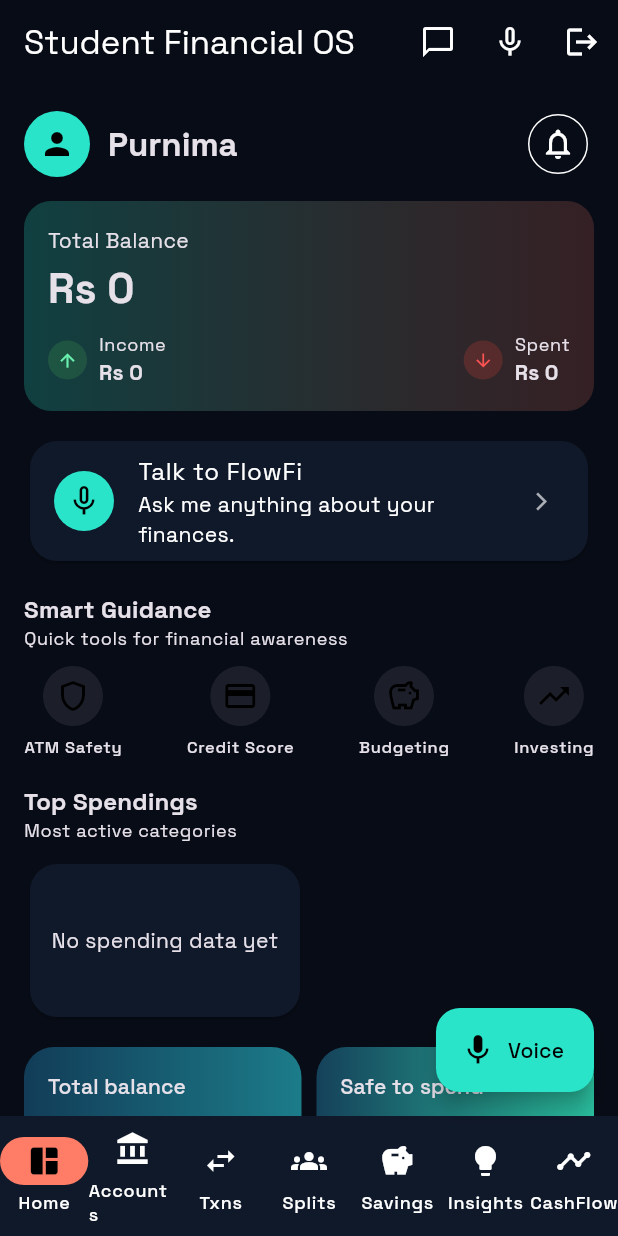
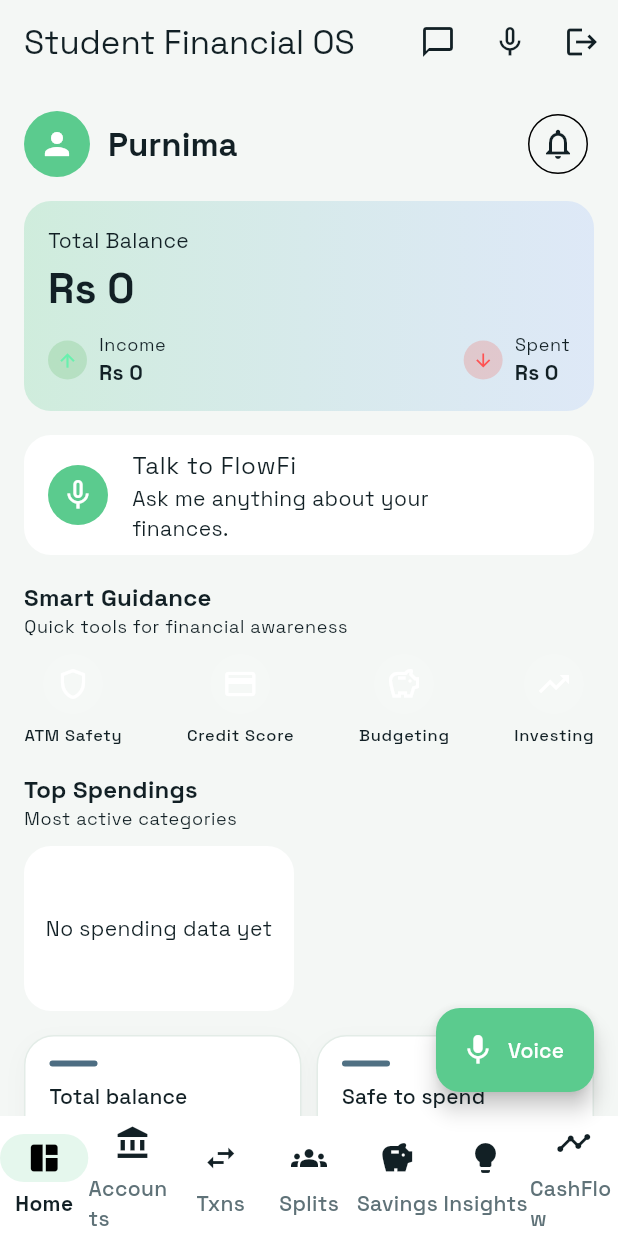
Before and after one commit to sooubh/summer-hacks-v2, a Flutter app: the screen it shows once a user with an empty profile is signed in, on a phone screen of 412 x 824 dp. Run offline on Flutter 3.47's test engine with Material 3 defaults, Android fonts, the phone set to English and light mode, and no system bars; our stand-ins replace cloud_firestore, cloud_functions, firebase_auth, firebase_core, fl_chart, flutter_dotenv and 6 more; accounts and stored records are empty.

Commit message:
feat: Update app theme and enhance MetricCard widget with improved styling and layout

```diff
--- a/lib/core/theme/app_theme.dart
+++ b/lib/core/theme/app_theme.dart
@@ -3,43 +3,70 @@ import 'package:google_fonts/google_fonts.dart';
 
 class AppTheme {
   static ThemeData dark() {
-    const Color base = Color(0xFF080C16);
-    const Color panel = Color(0xFF10192A);
-    const Color panelAlt = Color(0xFF14223A);
-    const Color accent = Color(0xFF2AE4C9);
-    const Color accentHot = Color(0xFFFF7D66);
+    const Color base = Color(0xFFF4F7F5);
+    const Color panel = Color(0xFFFFFFFF);
+    const Color panelAlt = Color(0xFFEFF4F1);
+    const Color accent = Color(0xFF5BCB8E);
+    const Color accentHot = Color(0xFF79A6FF);
+    const Color textPrimary = Color(0xFF122025);
+    const Color textSecondary = Color(0xFF5F7278);
 
     final TextTheme textTheme = GoogleFonts.spaceGroteskTextTheme(
-      ThemeData(brightness: Brightness.dark).textTheme,
+      ThemeData(brightness: Brightness.light).textTheme,
+    ).apply(
+      bodyColor: textPrimary,
+      displayColor: textPrimary,
     );
 
     return ThemeData(
-      brightness: Brightness.dark,
+      brightness: Brightness.light,
       useMaterial3: true,
       scaffoldBackgroundColor: base,
       textTheme: textTheme,
-      colorScheme: const ColorScheme.dark(
+      colorScheme: const ColorScheme.light(
         surface: panel,
         surfaceContainerHighest: panelAlt,
         primary: accent,
         secondary: accentHot,
+        onPrimary: Colors.white,
+        onSurface: textPrimary,
       ),
       appBarTheme: const AppBarTheme(
         elevation: 0,
-        backgroundColor: Colors.transparent,
+        backgroundColor: base,
+        foregroundColor: textPrimary,
       ),
       cardTheme: CardThemeData(
         color: panel,
         shape: RoundedRectangleBorder(borderRadius: BorderRadius.circular(18)),
+        elevation: 0,
+        shadowColor: Colors.transparent,
+        surfaceTintColor: Colors.transparent,
+        margin: EdgeInsets.zero,
       ),
       inputDecorationTheme: InputDecorationTheme(
         filled: true,
         fillColor: panelAlt,
+        hintStyle: const TextStyle(color: textSecondary),
+        labelStyle: const TextStyle(color: textSecondary),
         border: OutlineInputBorder(
           borderRadius: BorderRadius.circular(14),
           borderSide: BorderSide.none,
         ),
       ),
+      dividerColor: const Color(0xFFE3ECE7),
+      navigationBarTheme: NavigationBarThemeData(
+        backgroundColor: panel,
+        indicatorColor: accent.withValues(alpha: 0.16),
+        labelTextStyle: WidgetStateProperty.resolveWith<TextStyle?>((Set<WidgetState> states) {
+          final bool selected = states.contains(WidgetState.selected);
+          return TextStyle(
+            color: selected ? textPrimary : textSecondary,
+            fontWeight: selected ? FontWeight.w700 : FontWeight.w500,
+          );
+        }),
+      ),
+      iconTheme: const IconThemeData(color: textPrimary),
     );
   }
 }
--- a/lib/core/widgets/metric_card.dart
+++ b/lib/core/widgets/metric_card.dart
@@ -16,21 +16,43 @@ class MetricCard extends StatelessWidget {
 
   @override
   Widget build(BuildContext context) {
+    final Color accent = gradient.isEmpty ? Theme.of(context).colorScheme.primary : gradient.first;
     return Container(
       padding: const EdgeInsets.all(16),
       decoration: BoxDecoration(
         borderRadius: BorderRadius.circular(20),
-        gradient: LinearGradient(colors: gradient),
+        color: Theme.of(context).colorScheme.surface,
+        border: Border.all(
+          color: Theme.of(context).dividerColor,
+        ),
+        boxShadow: <BoxShadow>[
+          BoxShadow(
+            color: Colors.black.withValues(alpha: 0.03),
+            blurRadius: 12,
+            offset: const Offset(0, 5),
+          ),
+        ],
       ),
       child: Column(
         crossAxisAlignment: CrossAxisAlignment.start,
         children: <Widget>[
+          Container(
+            width: 32,
+            height: 4,
+            decoration: BoxDecoration(
+              color: accent.withValues(alpha: 0.75),
+              borderRadius: BorderRadius.circular(999),
+            ),
+          ),
+          const SizedBox(height: 10),
           Row(
             mainAxisAlignment: MainAxisAlignment.spaceBetween,
             children: <Widget>[
               Text(
                 label,
-                style: Theme.of(context).textTheme.labelLarge,
+                style: Theme.of(context).textTheme.labelLarge?.copyWith(
+                      color: Theme.of(context).textTheme.bodySmall?.color,
+                    ),
               ),
               if (trailing case final Widget trailingWidget) trailingWidget,
             ],
@@ -41,7 +63,7 @@ class MetricCard extends StatelessWidget {
             style: Theme.of(context)
                 .textTheme
                 .headlineSmall
-                ?.copyWith(fontWeight: FontWeight.w700),
+                ?.copyWith(fontWeight: FontWeight.w800),
           ),
         ],
       ),
```
